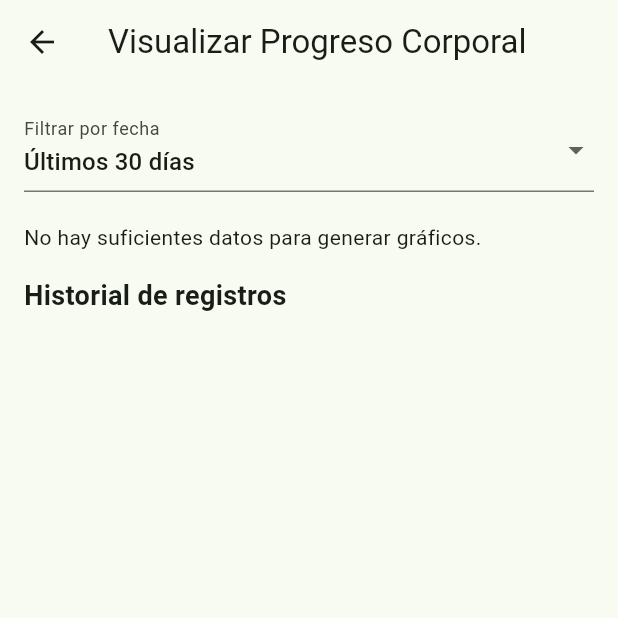
After one commit to franmach/gymtrack_app, a Flutter app: the DashboardScreen screen opened directly, after a tap on "Ver progreso", on a phone screen of 412 x 824 dp, the top half of it. The commit adds this screen. Run offline on Flutter 3.47's test engine with Material 3 defaults, Android fonts, the phone set to English and light mode, and no system bars; our stand-ins replace audioplayers, cloud_firestore, connectivity_plus, firebase_auth, firebase_core, firebase_storage and 6 more; accounts and stored records are empty.

Commit message:
Implementación completa de visualizacion de progreso (RF11)

```diff
--- a/lib/screens/dashboard/dashboard_screen.dart
+++ b/lib/screens/dashboard/dashboard_screen.dart
@@ -8,6 +8,7 @@ import 'package:gymtrack_app/screens/session/day_selection_screen.dart';
 import 'package:gymtrack_app/screens/session/timer_screen.dart';
 import 'package:gymtrack_app/screens/admin/gimnasio_screen.dart';
 import 'package:gymtrack_app/screens/progreso/registroProgreso_screen.dart';
+import 'package:gymtrack_app/screens/progreso/visualizarProgreso_screen.dart';
 
 /// DashboardScreen: Pantalla principal tras iniciar sesión
 typedef DocSnapshot = DocumentSnapshot<Map<String, dynamic>>;
@@ -89,7 +90,7 @@ class DashboardScreen extends StatelessWidget {
                 ),
                 const SizedBox(height: 12),
 
-                // Botón para acceder al progreso
+                // Botón para acceder al registro de progreso
                 ElevatedButton.icon(
                   onPressed: () {
                     Navigator.of(context).push(
@@ -99,7 +100,21 @@ class DashboardScreen extends StatelessWidget {
                     );
                   },
                   icon: const Icon(Icons.timeline),
-                  label: const Text('Progreso'),
+                  label: const Text('Registro de progreso'),
+                ),
+                const SizedBox(height: 12),
+
+                // Botón para visualizar al progreso
+                ElevatedButton.icon(
+                  onPressed: () {
+                    Navigator.of(context).push(
+                      MaterialPageRoute(
+                        builder: (_) => const VisualizarProgresoScreen(),
+                      ),
+                    );
+                  },
+                  icon: const Icon(Icons.timeline),
+                  label: const Text('Ver progreso'),
                 ),
                 const SizedBox(height: 12),
 
--- /dev/null
+++ b/lib/screens/progreso/visualizarProgreso_screen.dart
@@ -0,0 +1,238 @@
+import 'package:flutter/material.dart';
+import 'package:cloud_firestore/cloud_firestore.dart';
+import 'package:firebase_auth/firebase_auth.dart';
+import 'package:gymtrack_app/models/progresoCorporal.dart';
+import 'package:fl_chart/fl_chart.dart';
+import 'package:intl/intl.dart';
+
+class VisualizarProgresoScreen extends StatefulWidget {
+  const VisualizarProgresoScreen({super.key});
+
+  @override
+  State<VisualizarProgresoScreen> createState() =>
+      _VisualizarProgresoScreenState();
+}
+
+class _VisualizarProgresoScreenState extends State<VisualizarProgresoScreen> {
+  List<ProgresoCorporal> registros = [];
+  bool cargando = true;
+  String filtroSeleccionado = '30';
+  final Map<String, String> opcionesFiltro = {
+    '30': 'Últimos 30 días',
+    '90': 'Últimos 3 meses',
+    'all': 'Todo el historial',
+  };
+
+  @override
+  void initState() {
+    super.initState();
+    _cargarRegistros();
+  }
+
+  Future<void> _cargarRegistros() async {
+    final uid = FirebaseAuth.instance.currentUser?.uid;
+    if (uid == null) return;
+
+    final snapshot = await FirebaseFirestore.instance
+        .collection('progreso_corporales')
+        .doc(uid)
+        .collection('registros')
+        .orderBy('fecha', descending: false)
+        .get();
+
+    setState(() {
+      registros =
+          snapshot.docs.map((d) => ProgresoCorporal.fromMap(d.data())).toList();
+      cargando = false;
+    });
+  }
+
+  List<ProgresoCorporal> _filtrarRegistros() {
+    if (filtroSeleccionado == 'all') return registros;
+    final dias = int.tryParse(filtroSeleccionado) ?? 30;
+    final desde = DateTime.now().subtract(Duration(days: dias));
+    return registros.where((r) => r.fecha.isAfter(desde)).toList();
+  }
+
+  String _diferencia(double actual, double inicial) {
+    final dif = (actual - inicial);
+    return dif > 0 ? '+${dif.toStringAsFixed(1)}' : dif.toStringAsFixed(1);
+  }
+
+  Widget _graficoPeso(List<ProgresoCorporal> datos) {
+    final spots = datos
+        .asMap()
+        .entries
+        .map((e) => FlSpot(e.key.toDouble(), e.value.peso))
+        .toList();
+    final inicial = datos.first.peso;
+    final actual = datos.last.peso;
+
+    return Column(
+      crossAxisAlignment: CrossAxisAlignment.start,
+      children: [
+        const Text('Peso (kg)',
+            style: TextStyle(fontSize: 18, fontWeight: FontWeight.bold)),
+        SizedBox(
+            height: 200,
+            child: LineChart(LineChartData(
+              borderData: FlBorderData(show: false),
+              titlesData: FlTitlesData(
+                bottomTitles:
+                    AxisTitles(sideTitles: SideTitles(showTitles: false)),
+                leftTitles: AxisTitles(
+                  sideTitles: SideTitles(showTitles: true, reservedSize: 32),
+                ),
+                rightTitles:
+                    AxisTitles(sideTitles: SideTitles(showTitles: false)),
+                topTitles:
+                    AxisTitles(sideTitles: SideTitles(showTitles: false)),
+              ),
+              lineBarsData: [
+                LineChartBarData(
+                  spots: spots,
+                  isCurved: true,
+                  color: Colors.green,
+                  barWidth: 3,
+                  dotData: FlDotData(show: false),
+                )
+              ],
+            ))),
+        const SizedBox(height: 8),
+        Text(
+            'Has cambiado ${_diferencia(actual, inicial)} kg desde el primer registro.')
+      ],
+    );
+  }
+
+  Widget _graficoMedidas(List<ProgresoCorporal> datos) {
+    final medidas = ['cintura', 'brazos', 'piernas', 'pecho'];
+    final colores = [Colors.orange, Colors.blue, Colors.purple, Colors.red];
+
+    List<LineChartBarData> lineas = [];
+    for (int i = 0; i < medidas.length; i++) {
+      final spots = datos
+          .asMap()
+          .entries
+          .map((e) => FlSpot(
+              e.key.toDouble(),
+              switch (medidas[i]) {
+                'cintura' => e.value.cintura,
+                'brazos' => e.value.brazos,
+                'piernas' => e.value.piernas,
+                'pecho' => e.value.pecho,
+                _ => 0
+              }))
+          .toList();
+      lineas.add(LineChartBarData(
+        spots: spots,
+        isCurved: true,
+        color: colores[i],
+        barWidth: 2,
+        dotData: FlDotData(show: false),
+      ));
+    }
+
+    return Column(
+      crossAxisAlignment: CrossAxisAlignment.start,
+      children: [
+        const Text('Medidas corporales (cm)',
+            style: TextStyle(fontSize: 18, fontWeight: FontWeight.bold)),
+        SizedBox(
+          height: 200,
+          child: LineChart(LineChartData(
+            borderData: FlBorderData(show: false),
+            titlesData: FlTitlesData(
+              bottomTitles:
+                  AxisTitles(sideTitles: SideTitles(showTitles: false)),
+              leftTitles: AxisTitles(
+                  sideTitles: SideTitles(showTitles: true, reservedSize: 32)),
+              rightTitles:
+                  AxisTitles(sideTitles: SideTitles(showTitles: false)),
+              topTitles: AxisTitles(sideTitles: SideTitles(showTitles: false)),
+            ),
+            lineBarsData: lineas,
+          )),
+        ),
+        const SizedBox(height: 8),
+        Wrap(
+          spacing: 12,
+          children: List.generate(
+              medidas.length,
+              (i) => Row(mainAxisSize: MainAxisSize.min, children: [
+                    Container(width: 12, height: 12, color: colores[i]),
+                    const SizedBox(width: 4),
+                    Text(medidas[i].capitalize()),
+                  ])),
+        ),
+      ],
+    );
+  }
+
+  Widget _listadoRegistros(List<ProgresoCorporal> datos) {
+    final format = DateFormat('dd/MM/yyyy');
+    return Column(
+      crossAxisAlignment: CrossAxisAlignment.start,
+      children: [
+        const SizedBox(height: 16),
+        const Text('Historial de registros',
+            style: TextStyle(fontSize: 18, fontWeight: FontWeight.bold)),
+        const SizedBox(height: 8),
+        ...datos.reversed.map((r) => Card(
+              child: ListTile(
+                title: Text('Fecha: ${format.format(r.fecha)}'),
+                subtitle: Text(
+                    'Peso: ${r.peso} kg | Cintura: ${r.cintura} cm | Brazos: ${r.brazos} cm | Piernas: ${r.piernas} cm | Pecho: ${r.pecho} cm'),
+              ),
+            ))
+      ],
+    );
+  }
+
+  @override
+  Widget build(BuildContext context) {
+    final datosFiltrados = _filtrarRegistros();
+    return Scaffold(
+      appBar: AppBar(title: const Text('Visualizar Progreso Corporal')),
+      body: cargando
+          ? const Center(child: CircularProgressIndicator())
+          : Padding(
+              padding: const EdgeInsets.all(16),
+              child: ListView(
+                children: [
+                  DropdownButtonFormField<String>(
+                    value: filtroSeleccionado,
+                    decoration:
+                        const InputDecoration(labelText: 'Filtrar por fecha'),
+                    items: opcionesFiltro.entries
+                        .map((e) => DropdownMenuItem(
+                              value: e.key,
+                              child: Text(e.value),
+                            ))
+                        .toList(),
+                    onChanged: (valor) {
+                      if (valor == null) return;
+                      setState(() => filtroSeleccionado = valor);
+                    },
+                  ),
+                  const SizedBox(height: 20),
+                  if (datosFiltrados.length >= 2) ...[
+                    _graficoPeso(datosFiltrados),
+                    const SizedBox(height: 28),
+                    _graficoMedidas(datosFiltrados),
+                    const SizedBox(height: 28),
+                  ] else
+                    const Text(
+                        'No hay suficientes datos para generar gráficos.'),
+                  _listadoRegistros(datosFiltrados),
+                ],
+              ),
+            ),
+    );
+  }
+}
+
+extension StringExtension on String {
+  String capitalize() =>
+      isEmpty ? this : '${this[0].toUpperCase()}${substring(1)}';
+}
--- a/pubspec.yaml
+++ b/pubspec.yaml
@@ -30,7 +30,7 @@ dependencies:
   flutter_dotenv: ^5.1.0
 
   # Gráficos
-  fl_chart: ^0.64.0
+  fl_chart: ^0.66.2
 
   # IA (Gemini)
   google_generative_ai: ^0.4.7
```
Also changed, not shown: pubspec.lock.
